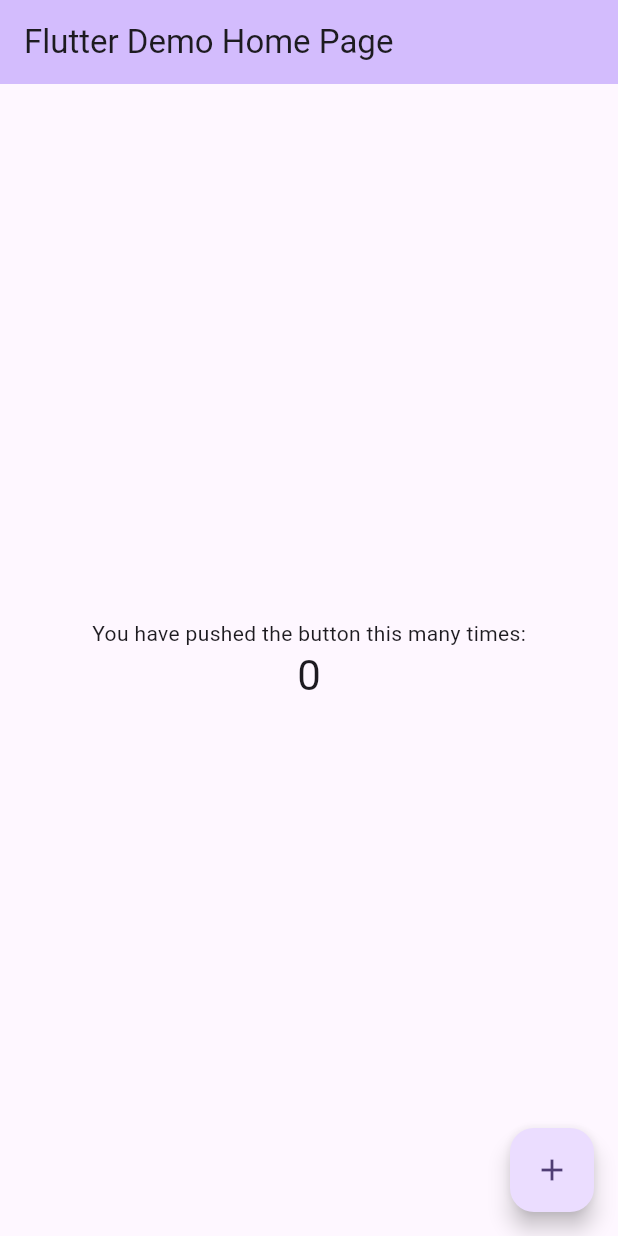
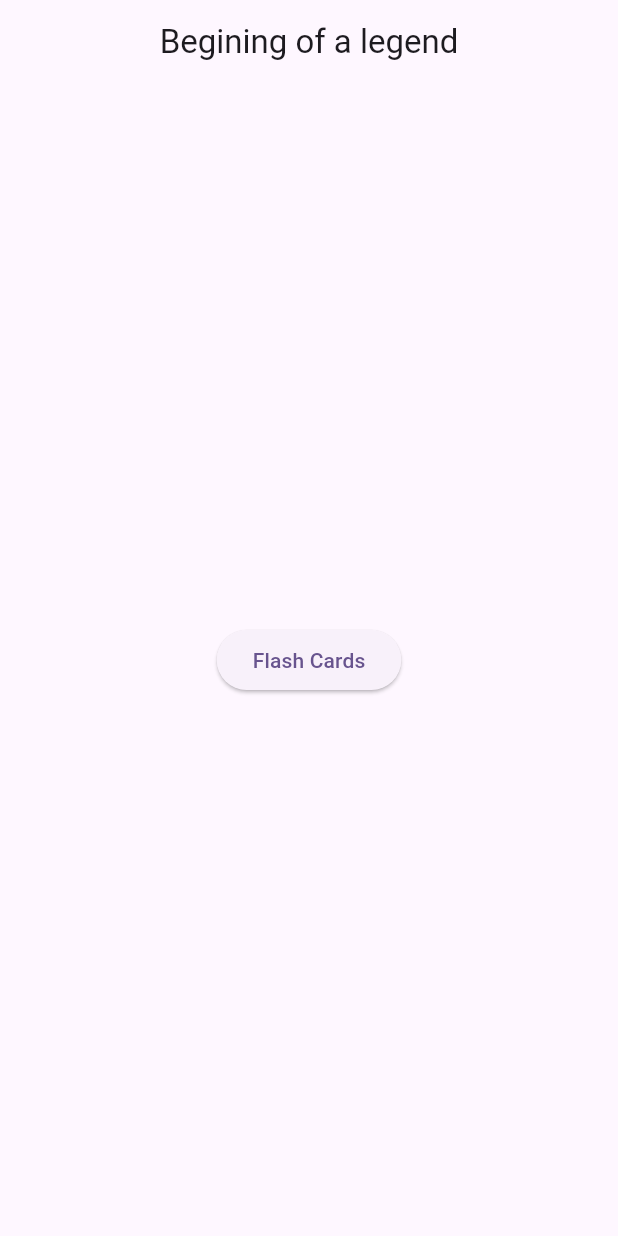
Before and after one commit to Richmond-Nunoo/Flutter-Riddles, a Flutter app: the screen it shows after launch, on a phone screen of 412 x 824 dp. Run offline on Flutter 3.47's test engine with Material 2 defaults, Android fonts, the phone set to English and light mode, and no system bars.

Commit message:
flash cards added

```diff
--- a/lib/main.dart
+++ b/lib/main.dart
@@ -1,3 +1,4 @@
+import 'package:flashcards_quiz/views/homepage.dart';
 import 'package:flutter/material.dart';
 
 void main() {
@@ -11,115 +12,13 @@ class MyApp extends StatelessWidget {
   @override
   Widget build(BuildContext context) {
     return MaterialApp(
-      title: 'Flutter Demo',
+      debugShowCheckedModeBanner: false,
+      title: 'FlashCard Quiz',
       theme: ThemeData(
-        // This is the theme of your application.
-        //
-        // TRY THIS: Try running your application with "flutter run". You'll see
-        // the application has a blue toolbar. Then, without quitting the app,
-        // try changing the seedColor in the colorScheme below to Colors.green
-        // and then invoke "hot reload" (save your changes or press the "hot
-        // reload" button in a Flutter-supported IDE, or press "r" if you used
-        // the command line to start the app).
-        //
-        // Notice that the counter didn't reset back to zero; the application
-        // state is not lost during the reload. To reset the state, use hot
-        // restart instead.
-        //
-        // This works for code too, not just values: Most code changes can be
-        // tested with just a hot reload.
         colorScheme: ColorScheme.fromSeed(seedColor: Colors.deepPurple),
         useMaterial3: true,
       ),
-      home: const MyHomePage(title: 'Flutter Demo Home Page'),
+      home: const HomePage(),
     );
   }
 }
-
-class MyHomePage extends StatefulWidget {
-  const MyHomePage({super.key, required this.title});
-
-  // This widget is the home page of your application. It is stateful, meaning
-  // that it has a State object (defined below) that contains fields that affect
-  // how it looks.
-
-  // This class is the configuration for the state. It holds the values (in this
-  // case the title) provided by the parent (in this case the App widget) and
-  // used by the build method of the State. Fields in a Widget subclass are
-  // always marked "final".
-
-  final String title;
-
-  @override
-  State<MyHomePage> createState() => _MyHomePageState();
-}
-
-class _MyHomePageState extends State<MyHomePage> {
-  int _counter = 0;
-
-  void _incrementCounter() {
-    setState(() {
-      // This call to setState tells the Flutter framework that something has
-      // changed in this State, which causes it to rerun the build method below
-      // so that the display can reflect the updated values. If we changed
-      // _counter without calling setState(), then the build method would not be
-      // called again, and so nothing would appear to happen.
-      _counter++;
-    });
-  }
-
-  @override
-  Widget build(BuildContext context) {
-    // This method is rerun every time setState is called, for instance as done
-    // by the _incrementCounter method above.
-    //
-    // The Flutter framework has been optimized to make rerunning build methods
-    // fast, so that you can just rebuild anything that needs updating rather
-    // than having to individually change instances of widgets.
-    return Scaffold(
-      appBar: AppBar(
-        // TRY THIS: Try changing the color here to a specific color (to
-        // Colors.amber, perhaps?) and trigger a hot reload to see the AppBar
-        // change color while the other colors stay the same.
-        backgroundColor: Theme.of(context).colorScheme.inversePrimary,
-        // Here we take the value from the MyHomePage object that was created by
-        // the App.build method, and use it to set our appbar title.
-        title: Text(widget.title),
-      ),
-      body: Center(
-        // Center is a layout widget. It takes a single child and positions it
-        // in the middle of the parent.
-        child: Column(
-          // Column is also a layout widget. It takes a list of children and
-          // arranges them vertically. By default, it sizes itself to fit its
-          // children horizontally, and tries to be as tall as its parent.
-          //
-          // Column has various properties to control how it sizes itself and
-          // how it positions its children. Here we use mainAxisAlignment to
-          // center the children vertically; the main axis here is the vertical
-          // axis because Columns are vertical (the cross axis would be
-          // horizontal).
-          //
-          // TRY THIS: Invoke "debug painting" (choose the "Toggle Debug Paint"
-          // action in the IDE, or press "p" in the console), to see the
-          // wireframe for each widget.
-          mainAxisAlignment: MainAxisAlignment.center,
-          children: <Widget>[
-            const Text(
-              'You have pushed the button this many times:',
-            ),
-            Text(
-              '$_counter',
-              style: Theme.of(context).textTheme.headlineMedium,
-            ),
-          ],
-        ),
-      ),
-      floatingActionButton: FloatingActionButton(
-        onPressed: _incrementCounter,
-        tooltip: 'Increment',
-        child: const Icon(Icons.add),
-      ), // This trailing comma makes auto-formatting nicer for build methods.
-    );
-  }
-}
--- a/lib/views/homepage.dart
+++ b/lib/views/homepage.dart
@@ -0,0 +1,29 @@
+import 'package:flashcards_quiz/views/flash_cards.dart';
+import 'package:flutter/material.dart';
+
+class HomePage extends StatelessWidget {
+  const HomePage({super.key});
+
+  @override
+  Widget build(BuildContext context) {
+    return Scaffold(
+      appBar: AppBar(
+        title: const Text("Begining of a legend"),
+        centerTitle: true,
+      ),
+      body: Center(
+        child: ElevatedButton(
+          onPressed: () {
+            Navigator.push(
+              context,
+              MaterialPageRoute(
+                builder: (context) => const MyCustomWidget(),
+              ),
+            );
+          },
+          child: const Text("Flash Cards"),
+        ),
+      ),
+    );
+  }
+}
```
Also changed, not shown: lib/views/flash_cards.dart (+18 -7 lines).
